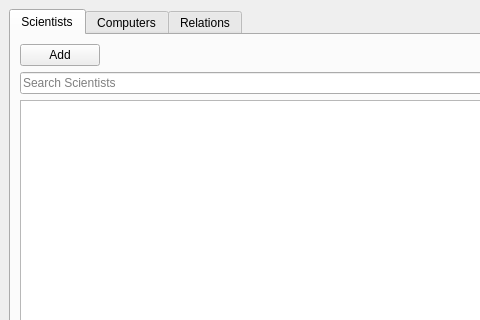
The window that src/ui/mainwindow.ui (TheFightingMongeese/Vika3) describes before a commit, drawn with Qt 5; both pictures show x 0 to 480 and y 0 to 320 of the 800 by 600 pixel window.
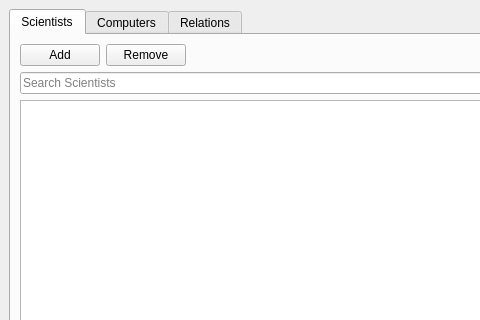
The same window after the commit. The open tabs and pages were chosen to show the change.

Commit message:
Added Remove button
Remove function doesn't work yet but the program runs

The edit to the form file:
```diff
--- a/src/ui/mainwindow.ui
+++ b/src/ui/mainwindow.ui
@@ -34,6 +34,13 @@
             </property>
            </widget>
           </item>
+          <item>
+           <widget class="QPushButton" name="btnRemoveScientist">
+            <property name="text">
+             <string>Remove</string>
+            </property>
+           </widget>
+          </item>
           <item>
            <spacer name="horizontalSpacer">
             <property name="orientation">
```
Left out of the diff: 11 changed lines with no effect on the pictures. The commit also changes 4 other files.
